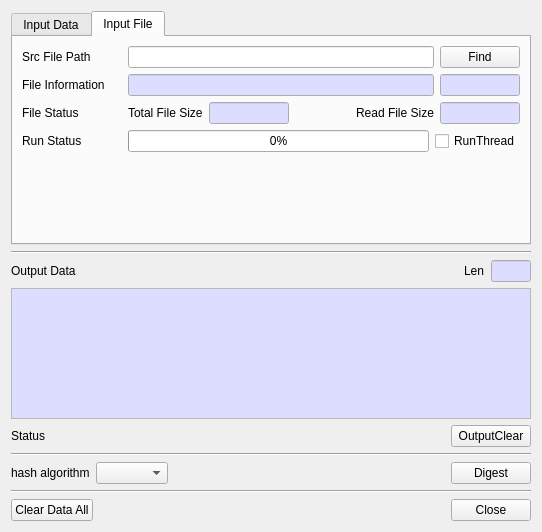
Old version of the form BerEditor/gen_hash_dlg.ui in the repository jykim74/BerEditor.
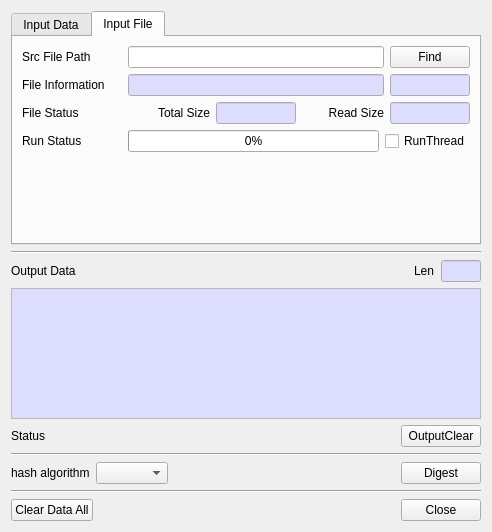
New version of the form.

Diff of the .ui file:
```diff
--- a/BerEditor/gen_hash_dlg.ui
+++ b/BerEditor/gen_hash_dlg.ui
@@ -6,7 +6,7 @@
    <rect>
     <x>0</x>
     <y>0</y>
-    <width>542</width>
+    <width>492</width>
     <height>532</height>
    </rect>
   </property>
@@ -317,6 +317,19 @@
        </item>
        <item>
         <layout class="QGridLayout" name="gridLayout_10">
+         <item row="0" column="0">
+          <widget class="QLabel" name="label_7">
+           <property name="minimumSize">
+            <size>
+             <width>100</width>
+             <height>0</height>
+            </size>
+           </property>
+           <property name="text">
+            <string>File Status</string>
+           </property>
+          </widget>
+         </item>
          <item row="0" column="2">
           <widget class="QLineEdit" name="mFileSizeText">
            <property name="minimumSize">
@@ -373,7 +386,17 @@
            </property>
           </widget>
          </item>
-         <item row="0" column="5">
+         <item row="0" column="1">
+          <widget class="QLabel" name="label_10">
+           <property name="text">
+            <string>Total Size</string>
+           </property>
+           <property name="alignment">
+            <set>Qt::AlignRight|Qt::AlignTrailing|Qt::AlignVCenter</set>
+           </property>
+          </widget>
+         </item>
+         <item row="0" column="4">
           <widget class="QLineEdit" name="mFileReadSizeText">
            <property name="minimumSize">
             <size>
@@ -429,46 +452,16 @@
            </property>
           </widget>
          </item>
-         <item row="0" column="4">
+         <item row="0" column="3">
           <widget class="QLabel" name="label_11">
            <property name="text">
-            <string>Read File Size</string>
+            <string>Read Size</string>
            </property>
-          </widget>
-         </item>
-         <item row="0" column="1">
-          <widget class="QLabel" name="label_10">
-           <property name="text">
-            <string>Total File Size</string>
+           <property name="alignment">
+            <set>Qt::AlignRight|Qt::AlignTrailing|Qt::AlignVCenter</set>
            </property>
           </widget>
          </item>
-         <item row="0" column="0">
-          <widget class="QLabel" name="label_7">
-           <property name="minimumSize">
-            <size>
-             <width>100</width>
-             <height>0</height>
-            </size>
-           </property>
-           <property name="text">
-            <string>File Status</string>
-           </property>
-          </widget>
-         </item>
-         <item row="0" column="3">
-          <spacer name="horizontalSpacer_2">
-           <property name="orientation">
-            <enum>Qt::Horizontal</enum>
-           </property>
-           <property name="sizeHint" stdset="0">
-            <size>
-             <width>40</width>
-             <height>20</height>
-            </size>
-           </property>
-          </spacer>
-         </item>
         </layout>
        </item>
        <item>
```
